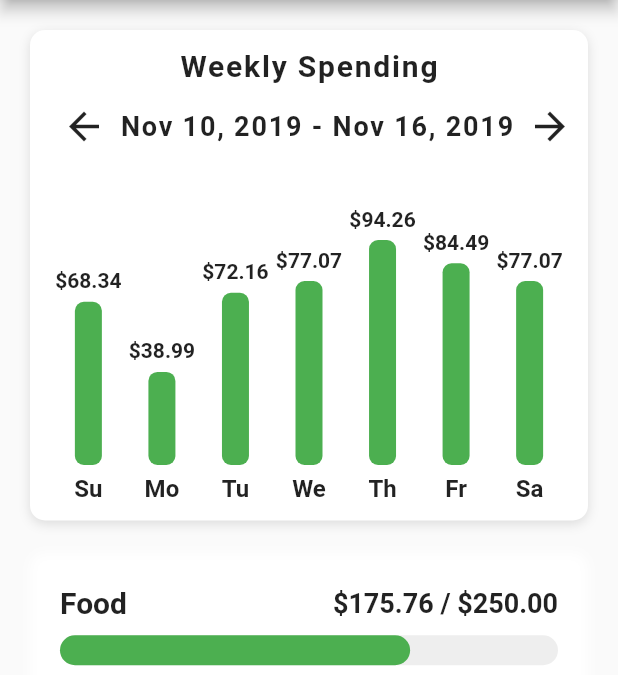
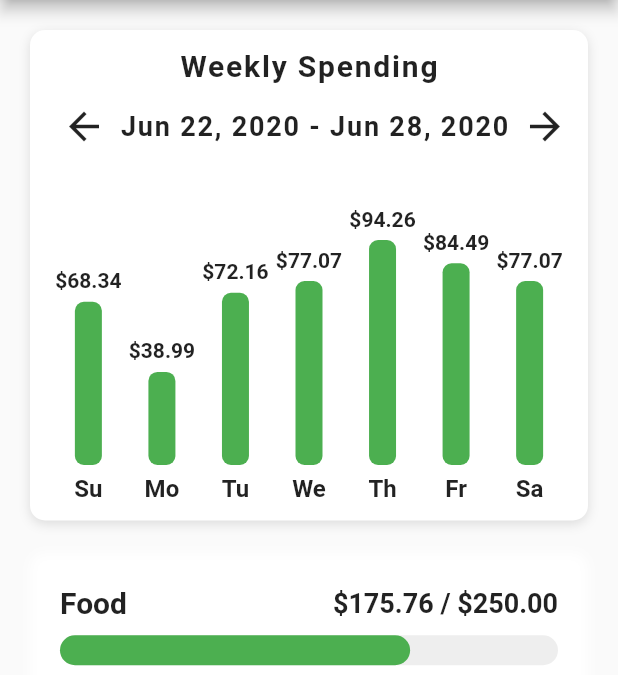
Before and after one commit to fabuloussTeam/Litle_budget_ui, a Flutter app: the screen it shows after launch, on a phone screen of 412 x 824 dp, the part 150-825 px from its top. Run offline on Flutter 3.47's test engine with Material 2 defaults, Android fonts, the phone set to English and light mode, and no system bars.

Commit message:
Simple budget App terminer

```diff
--- a/lib/widgets/bar_chart.dart
+++ b/lib/widgets/bar_chart.dart
@@ -43,7 +43,7 @@ class BarChart extends StatelessWidget {
                   onPressed: (){},
                 ),
                 Text(
-                  "Nov 10, 2019 - Nov 16, 2019",
+                  "Jun 22, 2020 - Jun 28, 2020",
                   style: TextStyle(
                       fontSize: 18.0,
                       fontWeight: FontWeight.w600,
```
